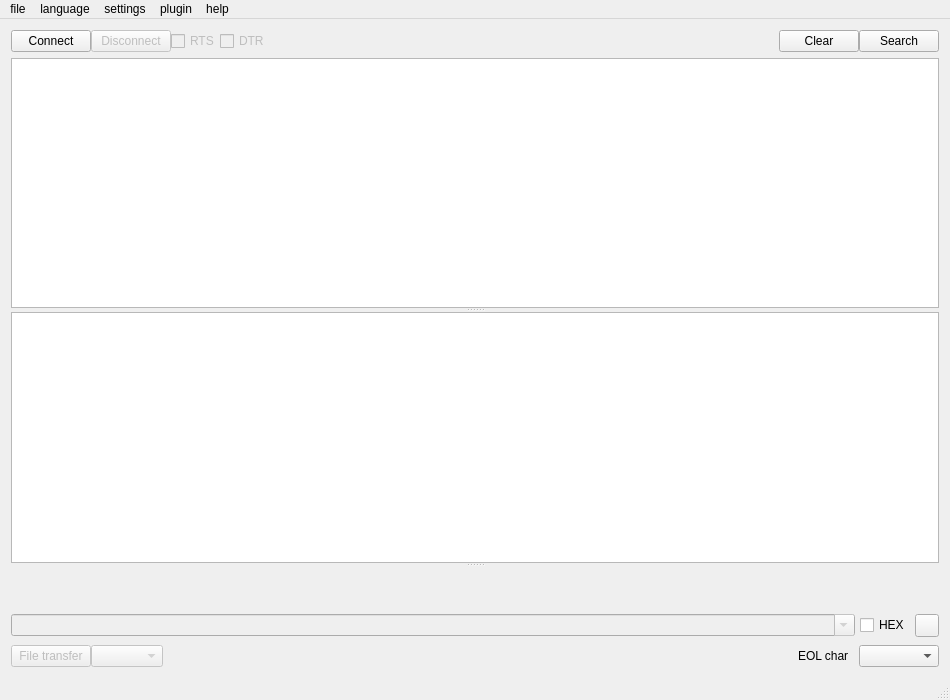
HEYAHONG/cutecom-ng, file mainwindow.ui: the form before one commit.
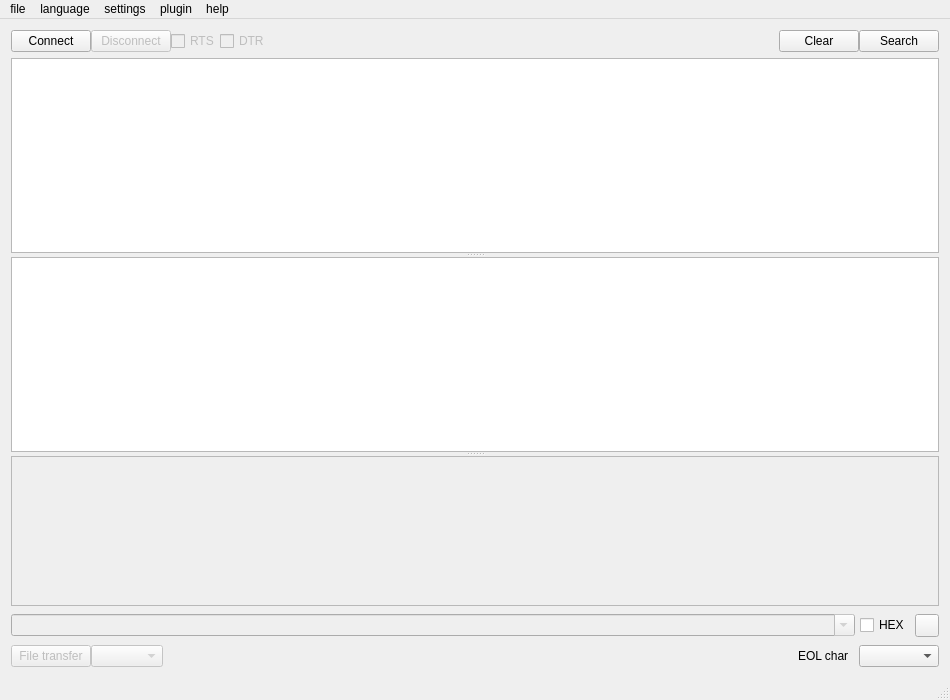
The form after the commit. Icons and pictures are not drawn. Custom widgets are drawn as their Qt base class.

Diff of the .ui file:
```diff
--- a/mainwindow.ui
+++ b/mainwindow.ui
@@ -147,13 +147,32 @@
         <bool>true</bool>
        </property>
       </widget>
-      <widget class="QHexEdit" name="hexOutput" native="true">
+      <widget class="QScrollArea" name="hexOutput">
        <property name="minimumSize">
         <size>
          <width>0</width>
-         <height>0</height>
+         <height>150</height>
         </size>
        </property>
+       <property name="widgetResizable">
+        <bool>true</bool>
+       </property>
+       <widget class="QWidget" name="hexOutputList">
+        <property name="geometry">
+         <rect>
+          <x>0</x>
+          <y>0</y>
+          <width>930</width>
+          <height>148</height>
+         </rect>
+        </property>
+        <property name="sizePolicy">
+         <sizepolicy hsizetype="Expanding" vsizetype="Expanding">
+          <horstretch>0</horstretch>
+          <verstretch>0</verstretch>
+         </sizepolicy>
+        </property>
+       </widget>
       </widget>
      </widget>
     </item>
@@ -469,12 +488,6 @@
    <extends>QComboBox</extends>
    <header>historycombobox.h</header>
   </customwidget>
-  <customwidget>
-   <class>QHexEdit</class>
-   <extends>QWidget</extends>
-   <header>qhexedit.h</header>
-   <container>1</container>
-  </customwidget>
  </customwidgets>
  <resources>
   <include location="cutecom-ng.qrc"/>
```
